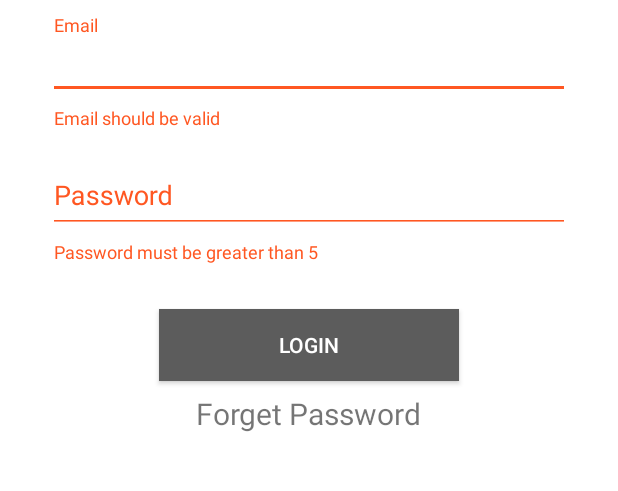
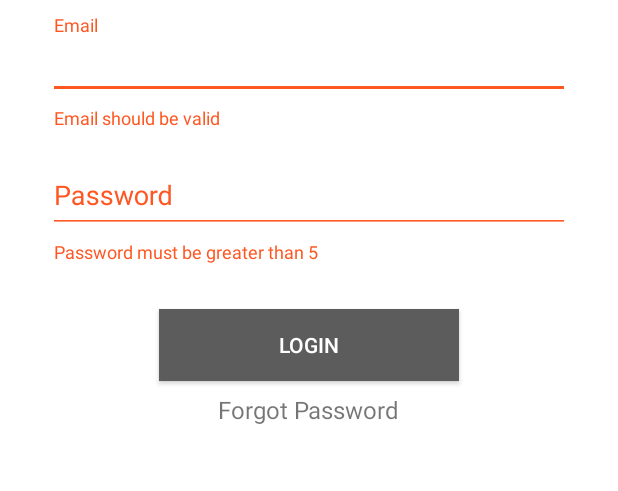
Before and after one commit to andela-cofor/blackbox, an Android app: the LoginScreenActivity screen opened directly, with no data from a screen before it, after a tap on "LOGIN", on a phone screen of 412 x 824 dp, the part 382-873 px from its top. Run offline under Robolectric (Android 15) with nearby library versions, the phone set to English and light mode, and no system bars; our stand-ins replace ButterKnife.

Commit message:
changes made by chinedu ofor

```diff
--- a/app/build.gradle
+++ b/app/build.gradle
@@ -28,4 +28,7 @@ dependencies {
     compile 'com.android.support:design:25.3.1'
     compile 'com.android.support.constraint:constraint-layout:1.0.2'
     testCompile 'junit:junit:4.12'
+    //adding the butter knife library
+    compile 'com.jakewharton:butterknife:8.5.1'
+    annotationProcessor 'com.jakewharton:butterknife-compiler:8.5.1'
 }
--- a/app/src/main/java/com/blackboxteam/app/blackbox/LoginScreenActivity.java
+++ b/app/src/main/java/com/blackboxteam/app/blackbox/LoginScreenActivity.java
@@ -9,6 +9,8 @@ import android.view.View;
 import android.widget.Button;
 import android.widget.EditText;
 import android.widget.Toast;
+import butterknife.BindView;
+import butterknife.ButterKnife;
 
 import com.blackboxteam.app.blackbox.util.Validation;
 
@@ -17,65 +19,63 @@ import static com.blackboxteam.app.blackbox.util.Validation.validateMinLength;
 
 public class LoginScreenActivity extends AppCompatActivity implements View.OnClickListener {
 
-    Button loginBtn;
-    EditText etEmail, etPassword;
-    TextInputLayout tiEmail, tiPassword;
-    Validation validate;
+    @BindView(R.id.button_login) Button loginButton;
+    @BindView(R.id.edit_text_email) EditText editTextEmail;
+    @BindView(R.id.edit_text_password) EditText editTextPassword;
+    @BindView(R.id.text_input_email) TextInputLayout textInputEmail;
+    @BindView(R.id.text_input_password) TextInputLayout textInputPassword;
+
+    public Validation validate;
+    private Integer password_length = 6;
 
     @Override
     protected void onCreate(Bundle savedInstanceState) {
         super.onCreate(savedInstanceState);
         setContentView(R.layout.activity_login_screen);
+        ButterKnife.bind(this);
 
-        loginBtn = (Button) findViewById(R.id.btn_login);
-        etEmail = (EditText) findViewById(R.id.et_email);
-        etPassword = (EditText) findViewById(R.id.et_password);
-        tiEmail = (TextInputLayout) findViewById(R.id.ti_email);
-        tiPassword = (TextInputLayout) findViewById(R.id.ti_password);
-        loginBtn.setOnClickListener(this);
+        loginButton.setOnClickListener(this);
     }
 
     private void login() {
-        setError();
-        String email = etEmail.getText().toString();
-        String password = etPassword.getText().toString();
+        clearErrorMessage();
+        String email = editTextEmail.getText().toString();
+        String password = editTextPassword.getText().toString();
 
         int err = 0;
 
         if (!validateEmail(email)) {
             err++;
-            tiEmail.setError("Email should be valid");
+            textInputEmail.setError("Email should be valid");
         }
 
-        if (!validateMinLength(password, 6)) {
+        if (!validateMinLength(password, password_length)) {
             err++;
-            tiPassword.setError("Password must be greater than 5");
+            textInputPassword.setError("Password must be greater than " + (password_length - 1));
         }
 
         if (err == 0) {
-            Intent intent = new Intent(LoginScreenActivity.this, TestPage.class);
+            Intent intent = new Intent(LoginScreenActivity.this, ActivateBlackboxScreenActivity.class);
             startActivity(intent);
         } else {
             showSnackBarMessage("Enter Valid Details !");
         }
     }
 
-    private void setError() {
-        tiEmail.setError(null);
-        tiPassword.setError(null);
+    private void clearErrorMessage() {
+        textInputEmail.setError(null);
+        textInputPassword.setError(null);
     }
 
     private void showSnackBarMessage(String message){
         Toast.makeText(LoginScreenActivity.this, message,
                 Toast.LENGTH_SHORT).show();
-//        View parentLayout = findViewById(R.id.root_view);
-//        Snackbar.make(parentLayout,message,Snackbar.LENGTH_SHORT).show();
     }
 
     @Override
     public void onClick(View v) {
-        switch (v.getId()){
-            case R.id.btn_login:
+        switch (v.getId()) {
+            case R.id.button_login:
                 login();
         }
     }
--- a/app/src/main/java/com/blackboxteam/app/blackbox/util/Validation.java
+++ b/app/src/main/java/com/blackboxteam/app/blackbox/util/Validation.java
@@ -10,26 +10,14 @@ import android.util.Patterns;
 public class Validation {
 
     public static boolean validateIfEmpty(String name) {
-        if (TextUtils.isEmpty(name)) {
-            return false;
-        } else {
-            return true;
-        }
+        return !TextUtils.isEmpty(name);
     }
 
     public static boolean validateMinLength(String name, int valueLength) {
-        if (name.length() < valueLength) {
-            return false;
-        } else {
-            return true;
-        }
+        return !(name.length() < valueLength);
     }
 
     public static boolean validateEmail(String string) {
-        if (TextUtils.isEmpty(string) || !Patterns.EMAIL_ADDRESS.matcher(string).matches()) {
-            return false;
-        } else {
-            return true;
-        }
+        return !(TextUtils.isEmpty(string) || !Patterns.EMAIL_ADDRESS.matcher(string).matches());
     }
 }
--- a/app/src/main/res/layout/activity_login_screen.xml
+++ b/app/src/main/res/layout/activity_login_screen.xml
@@ -23,7 +23,7 @@
         android:src="@drawable/blackbox_logo" />
 
     <TextView
-        android:id="@+id/tv_logo"
+        android:id="@+id/text_view_logo"
         android:layout_width="wrap_content"
         android:layout_height="wrap_content"
         android:layout_gravity="center_horizontal"
@@ -32,13 +32,13 @@
         android:textStyle="bold" />
 
     <android.support.design.widget.TextInputLayout
-        android:id="@+id/ti_email"
+        android:id="@+id/text_input_email"
         android:layout_width="match_parent"
         android:layout_height="wrap_content"
         android:layout_marginTop="10dp">
 
         <EditText
-            android:id="@+id/et_email"
+            android:id="@+id/edit_text_email"
             android:layout_width="match_parent"
             android:layout_height="wrap_content"
             android:hint="Email"
@@ -47,7 +47,7 @@
     </android.support.design.widget.TextInputLayout>
 
     <android.support.design.widget.TextInputLayout
-        android:id="@+id/ti_password"
+        android:id="@+id/text_input_password"
         android:layout_width="match_parent"
         android:layout_height="wrap_content"
         android:layout_marginTop="10dp"
@@ -55,7 +55,7 @@
         app:passwordToggleTint="@android:color/white">
 
         <EditText
-            android:id="@+id/et_password"
+            android:id="@+id/edit_text_password"
             android:layout_width="match_parent"
             android:layout_height="wrap_content"
             android:hint="Password"
@@ -65,7 +65,7 @@
 
 
     <Button
-        android:id="@+id/btn_login"
+        android:id="@+id/button_login"
         android:layout_width="200dp"
         android:layout_height="wrap_content"
         android:layout_gravity="center_horizontal"
@@ -75,15 +75,15 @@
         android:background="@color/secureBtn"/>
 
     <TextView
-        android:id="@+id/tv_forget"
+        android:id="@+id/text_view_forget"
         android:layout_width="wrap_content"
         android:layout_height="wrap_content"
         android:layout_gravity="center_horizontal"
         android:paddingLeft="10dp"
         android:paddingRight="10dp"
         android:layout_marginTop="8dp"
-        android:text="Forget Password"
-        android:textSize="20sp"/>
+        android:text="Forgot Password"
+        android:textSize="16sp"/>
 
 
 </LinearLayout>
```
Also changed, not shown: 1 other file.
